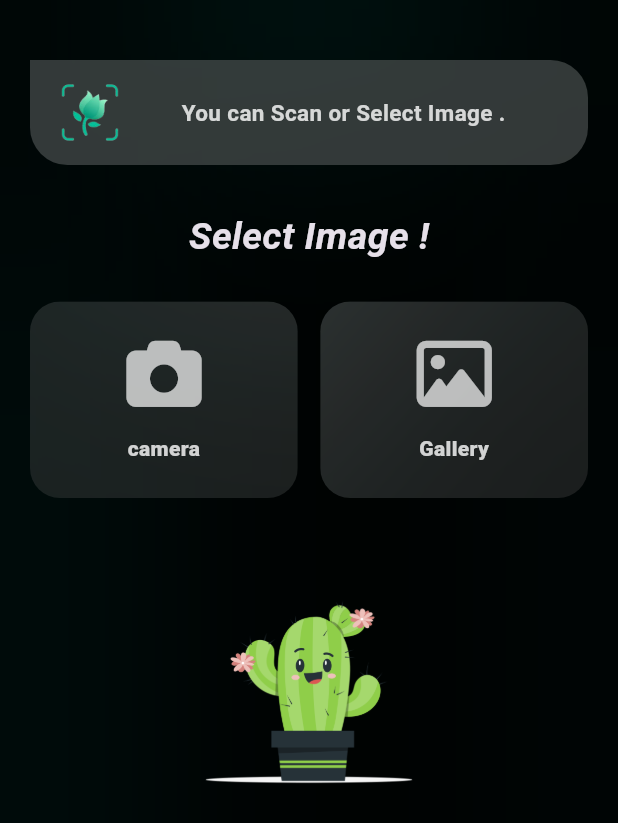
After one commit to Lahlabooo/Dr_Plants, a Flutter app: the AppLayout screen opened by its route, after a tap on "Scan Now", on a phone screen of 412 x 824 dp. The commit adds this screen. Shown: the top 823 px of the screen. Run offline on Flutter 3.47's test engine with Material 3 defaults, Android fonts, the light colour scheme and no system bars; our stand-ins replace carousel_slider, font_awesome_flutter, go_router, smooth_page_indicator.

Commit message:
ScanPage ui done

```diff
--- a/lib/Core/Utils/App_Routers.dart
+++ b/lib/Core/Utils/App_Routers.dart
@@ -1,11 +1,16 @@
+import 'package:flutter/material.dart';
 import 'package:go_router/go_router.dart';
-import 'package:planta/Features/Home_Layout/Presentation/Views/Home_Layout_page.dart';
+import 'package:planta/Core/Widgets/App_Layout.dart';
+import 'package:planta/Core/Widgets/Background_App.dart';
 import 'package:planta/Features/Splash/Presentation/Views/Splash_View.dart';
+
+import '../../Features/Scan/Presentation/Views/Scan_Page.dart';
 
 
 
 abstract class AppRouters {
   static const kHomeLayout = '/HomeLayout';
+  static const kScanPage = '/ScanPage';
   static final routers = GoRouter(routes: [
     GoRoute(
       path: '/',
@@ -13,7 +18,17 @@ abstract class AppRouters {
     ),
     GoRoute(
       path: kHomeLayout,
-      builder:  (context, state) => const HomeLayout(),
+      builder:  (context, state) => const AppLayout(),
+    ),
+    GoRoute(
+        path: kScanPage,
+        builder: (context,state) {
+          return const Scaffold(
+              body:  BackgroundApp(
+                  bodyWidget: ScanPage()
+              ),
+          );
+        },
     ),
   ]);
 }
--- a/lib/Core/Utils/Styles.dart
+++ b/lib/Core/Utils/Styles.dart
@@ -4,7 +4,12 @@ abstract class Styles {
   static const textStyle30 = TextStyle(
     fontSize: 30,
     fontWeight: FontWeight.bold,
-   fontStyle: FontStyle.italic// letterSpacing: 1.6,
+   fontStyle: FontStyle.italic,
+  );
+  static const textStyle25 = TextStyle(
+    fontSize:25,
+    fontWeight: FontWeight.bold,
+    fontStyle: FontStyle.italic,
   );
   static const textStyle20 = TextStyle(
     fontSize: 20,
@@ -16,5 +21,9 @@ abstract class Styles {
       fontSize: 18,
       fontWeight: FontWeight.bold
   );
+  static const textStyle14 = TextStyle(
+    fontWeight: FontWeight.w900,
+    fontSize: 14,
+  );
 
 }
--- /dev/null
+++ b/lib/Core/Widgets/App_Layout.dart
@@ -0,0 +1,43 @@
+
+import 'package:flutter/material.dart';
+
+import 'package:planta/Features/Chat/Presentation/Views/Chat_Page.dart';
+import 'package:planta/Features/Home/Presentation/Views/Home_Page.dart';
+import '../../../../Core/Widgets/App_NavigationBar.dart';
+import '../../../../Core/Widgets/Background_App.dart';
+import '../../Features/Scan/Presentation/Views/Scan_Page.dart';
+
+
+class AppLayout extends StatefulWidget {
+  const AppLayout({super.key});
+
+  @override
+  State<AppLayout> createState() => _HomeLayoutState();
+}
+
+class _HomeLayoutState extends State<AppLayout> {
+  int selectedIndex = 0 ;
+  List homeLayoutBodyWidgets = [
+    const HomePage(),
+    const ScanPage(),
+    const ChatPage(),
+  ];
+
+  @override
+  Widget build(BuildContext context) {
+    return Scaffold(
+        body: BackgroundApp(
+          bodyWidget:
+          homeLayoutBodyWidgets[selectedIndex],
+          navWidget:AppNavigationBar(
+            currentIndex: selectedIndex,
+            onTap: (index){
+              selectedIndex = index ;
+              setState(() {
+              });
+            },
+          ),
+        )
+    );
+  }
+}
--- a/lib/Core/Widgets/App_NavigationBar.dart
+++ b/lib/Core/Widgets/App_NavigationBar.dart
@@ -18,11 +18,15 @@ class AppNavigationBar extends StatelessWidget {
         right: 10,
       ),
       child: GlassBox(
-        color: Colors.lightGreenAccent.withOpacity(.8),
-        borderRadius: 25,
+        borderRadius: BorderRadius.circular(25),// 25,
         x: 10,
         y: 10,
-        widget: BottomNavigationBar(
+        widget: Container(
+          decoration: BoxDecoration(
+            borderRadius: BorderRadius.circular(25),
+            color: Colors.lightGreenAccent.withOpacity(.8),
+          ),
+          child: BottomNavigationBar(
             items: const [
               BottomNavigationBarItem( icon:FaIcon(FontAwesomeIcons.seedling,
                 //size: 30,
@@ -59,6 +63,7 @@ class AppNavigationBar extends StatelessWidget {
             onTap: onTap,
           ),
         ),
+      ),
     );
   }
 }
--- a/lib/Core/Widgets/GlassBox.dart
+++ b/lib/Core/Widgets/GlassBox.dart
@@ -3,29 +3,21 @@ import 'dart:ui';
 import 'package:flutter/cupertino.dart';
 
 class GlassBox extends StatelessWidget {
-  const GlassBox({super.key, required this.borderRadius, required this.x, required this.y, required this.color, required this.widget});
-  final double borderRadius ;
+  const GlassBox({super.key, required this.borderRadius, required this.x, required this.y, required this.widget});
   final double x,y ;
-  final Color color ;
   final Widget widget ;
+  final BorderRadiusGeometry borderRadius ;
   @override
   Widget build(BuildContext context) {
     return  ClipRRect(
-      borderRadius: BorderRadius.circular(borderRadius),
+      borderRadius:borderRadius,
       child: BackdropFilter(
         filter: ImageFilter.blur(
           sigmaY: y,
           sigmaX: x,
           tileMode: TileMode.clamp,
         ),
-        child: Container(
-          decoration: BoxDecoration(
-            color: color,
-            borderRadius: BorderRadius.circular(borderRadius),
-            // border: Border.all(color: c5!.withOpacity(.5),style: BorderStyle.solid,width: 1),
-          ),
-          child: widget,
-        ),
+        child:widget,
       ),
     );
   }
--- a/lib/Features/Chat/Presentation/Views/Chat_Page.dart
+++ b/lib/Features/Chat/Presentation/Views/Chat_Page.dart
@@ -1,14 +1,13 @@
 import 'package:flutter/cupertino.dart';
+import 'package:planta/Features/Chat/Presentation/Views/Widgets/Chat_Body.dart';
 
-import '../../../../Core/Utils/Styles.dart';
 
 class ChatPage extends StatelessWidget {
   const ChatPage({super.key});
 
   @override
   Widget build(BuildContext context) {
-    return const Center(
-      child: Text("ChatPage",style: Styles.textStyle30,),
-    );
+    return const ChatBody();
+
   }
 }
--- /dev/null
+++ b/lib/Features/Chat/Presentation/Views/Widgets/Chat_Body.dart
@@ -0,0 +1,14 @@
+import 'package:flutter/cupertino.dart';
+
+class ChatBody extends StatelessWidget {
+  const ChatBody({super.key});
+
+  @override
+  Widget build(BuildContext context) {
+    return const Column(
+      children: [
+
+      ],
+    );
+  }
+}
--- a/lib/Features/Home/Data/Models/Category_Model.dart
+++ b/lib/Features/Home/Data/Models/Category_Model.dart
@@ -59,7 +59,6 @@ class CategoryModel {
 
     for (var item in _categoryDataMap) {
       data.add(CategoryModel.fromJson(item));
-      print(item);
     }
     return data;
   }
--- a/lib/Features/Home/Presentation/Views/Widgets/Category_Gridel_List.dart
+++ b/lib/Features/Home/Presentation/Views/Widgets/Category_Gridel_List.dart
@@ -8,7 +8,7 @@ class CategoryList extends StatelessWidget {
   @override
   Widget build(BuildContext context) {
     return   SizedBox(
-      height: MediaQuery.of(context).size.height *.4,
+      height: MediaQuery.of(context).size.height *.5,
       child: GridView.builder(
         gridDelegate:
         const SliverGridDelegateWithFixedCrossAxisCount(
--- a/lib/Features/Home/Presentation/Views/Widgets/Home_Button.dart
+++ b/lib/Features/Home/Presentation/Views/Widgets/Home_Button.dart
@@ -1,4 +1,6 @@
 import 'package:flutter/material.dart';
+import 'package:go_router/go_router.dart';
+import 'package:planta/Core/Utils/App_Routers.dart';
 
 import '../../../../../Core/Utils/Styles.dart';
 
@@ -8,6 +10,10 @@ class HomeButton extends StatelessWidget {
   @override
   Widget build(BuildContext context) {
     return  Center(
+      child: GestureDetector(
+        onTap: (){
+          GoRouter.of(context).push(AppRouters.kScanPage);
+        },
         child: Container(
           decoration: BoxDecoration(
               gradient:const LinearGradient(
@@ -16,7 +22,6 @@ class HomeButton extends StatelessWidget {
                 colors: [
                   Colors.lime,
                   Colors.green,
-
                 ],
               ),
               borderRadius: BorderRadiusDirectional.circular(20.0)
@@ -31,6 +36,7 @@ class HomeButton extends StatelessWidget {
           ),
 
         ),
+      ),
     );
   }
 }
--- a/lib/Features/Home/Presentation/Views/Widgets/Home_body.dart
+++ b/lib/Features/Home/Presentation/Views/Widgets/Home_body.dart
@@ -28,7 +28,7 @@ class HomeBody extends StatelessWidget {
               color: Colors.white,
               thickness: .3 ,),
              SizedBox(height: 15,),
-             Text("Category.. ",style: Styles.textStyle30,),
+             Text(" Category",style: Styles.textStyle30,),
             SizedBox(height: 10,),
             CategoryList(),
 
--- a/lib/Features/Home_Layout/Presentation/Views/Home_Layout_page.dart
+++ /dev/null
@@ -1,44 +0,0 @@
-
-import 'package:flutter/material.dart';
-import 'package:planta/Features/Scan/Presentation/Views/Scan_Page.dart';
-import 'package:planta/Features/Chat/Presentation/Views/Chat_Page.dart';
-import 'package:planta/Features/Home/Presentation/Views/Home_Page.dart';
-import '../../../../Core/Widgets/App_NavigationBar.dart';
-import '../../../../Core/Widgets/Background_App.dart';
-import 'Widgets/HomeLayout_Body.dart';
-
-class HomeLayout extends StatefulWidget {
-  const HomeLayout({super.key});
-
-  @override
-  State<HomeLayout> createState() => _HomeLayoutState();
-}
-
-class _HomeLayoutState extends State<HomeLayout> {
- int selectedIndex = 0 ;
- List homeLayoutBodyWidgets = [
-   const HomePage(),
-   const CameraPage(),
-   const ChatPage(),
- ];
-
-  @override
-  Widget build(BuildContext context) {
-    return Scaffold(
-      body: BackgroundApp(
-        bodyWidget: HomeLayoutBody(
-          widgetBody: homeLayoutBodyWidgets[selectedIndex],
-
-        ),
-        navWidget:AppNavigationBar(
-      currentIndex: selectedIndex,
-      onTap: (index){
-        selectedIndex = index ;
-        setState(() {
-        });
-      },
-    ),
-      )
-    );
-  }
-}
--- a/lib/Features/Home_Layout/Presentation/Views/Widgets/HomeLayout_Body.dart
+++ /dev/null
@@ -1,10 +0,0 @@
-import 'package:flutter/cupertino.dart';
-
-class HomeLayoutBody extends StatelessWidget {
-  const HomeLayoutBody({super.key, required this.widgetBody});
-  final Widget widgetBody ;
-  @override
-  Widget build(BuildContext context) {
-    return  widgetBody;
-  }
-}
--- a/lib/Features/Scan/Presentation/Views/Scan_Page.dart
+++ b/lib/Features/Scan/Presentation/Views/Scan_Page.dart
@@ -1,14 +1,10 @@
-import 'package:flutter/cupertino.dart';
-
-import '../../../../Core/Utils/Styles.dart';
-
-class CameraPage extends StatelessWidget {
-  const CameraPage({super.key});
+import 'package:flutter/material.dart';
+import 'package:planta/Features/Scan/Presentation/Views/Widgets/Scan_Body.dart';
+class ScanPage extends StatelessWidget {
+  const ScanPage({super.key});
 
   @override
   Widget build(BuildContext context) {
-    return const Center(
-      child: Text("CameraPage",style: Styles.textStyle30,),
-    );
+    return const ScanBody();
   }
 }
--- /dev/null
+++ b/lib/Features/Scan/Presentation/Views/Widgets/Scan_AppBar.dart
@@ -0,0 +1,51 @@
+import 'package:flutter/cupertino.dart';
+import 'package:flutter/material.dart';
+
+import '../../../../../Core/Utils/Styles.dart';
+import '../../../../../Core/Widgets/GlassBox.dart';
+
+class ScanAppBar extends StatelessWidget {
+  const ScanAppBar({super.key});
+
+  @override
+  Widget build(BuildContext context) {
+    return GlassBox(
+      y: 100,
+      x:100 ,
+      borderRadius: const BorderRadius.only(
+        bottomLeft: Radius.circular(25),
+        bottomRight: Radius.circular(25),
+        topLeft: Radius.circular(0),
+        topRight: Radius.circular(25),
+      ),
+      widget: Container(
+        color: Colors.white.withOpacity(.2),
+        child: Padding(
+          padding: const EdgeInsets.all(15.0),
+          child: Row(
+            children: [
+              SizedBox(
+                child: Image.asset(
+                  'assets/images/plant_scan.png',
+                  height: 40,
+                  width: 50,
+                  fit: BoxFit.cover,
+                ),
+              ),
+              const Spacer(),
+              Text(
+                'You can Scan or Select Image . ',
+                style: Styles.textStyle15.copyWith(
+                  color: Colors.white.withOpacity(.8),
+                  fontWeight: FontWeight.bold
+                ),
+              ),
+              const Spacer(),
+
+            ],
+          ),
+        ),
+      ),
+    );
+  }
+}
--- /dev/null
+++ b/lib/Features/Scan/Presentation/Views/Widgets/Scan_Body.dart
@@ -0,0 +1,41 @@
+
+import 'package:flutter/cupertino.dart';
+import 'package:flutter/material.dart';
+import 'package:planta/Core/Utils/Styles.dart';
+import 'Scan_AppBar.dart';
+import 'Scan_PickImage_Section.dart';
+
+class ScanBody extends StatelessWidget {
+  const ScanBody({super.key});
+
+  @override
+  Widget build(BuildContext context) {
+    return  Padding(
+      padding: const EdgeInsets.symmetric(horizontal: 20.0),
+      child: Column(
+        children: [
+          const SizedBox(height: 40,),
+          const ScanAppBar(),
+          const SizedBox(height: 30,),
+          const Text('Select Image !',style: Styles.textStyle25,),
+          const SizedBox(height: 25,),
+          const ScanPickImageSection(),
+          const  SizedBox(height: 40,),
+          SizedBox(
+            height: MediaQuery.of(context).size.height*.2,
+            child: AspectRatio(
+              aspectRatio: 1,
+              child: ClipRRect(
+                borderRadius: BorderRadius.circular(25),
+                child: Image.asset(
+                  'assets/images/2.png',
+                  fit: BoxFit.cover,
+                ),
+              ),
+            ),
+          ),
+        ],
+      ),
+    );
+  }
+}
--- /dev/null
+++ b/lib/Features/Scan/Presentation/Views/Widgets/Scan_PickImage_Section.dart
@@ -0,0 +1,19 @@
+import 'package:flutter/cupertino.dart';
+import 'package:font_awesome_flutter/font_awesome_flutter.dart';
+import 'Scan_PickImage_Section_Item.dart';
+
+class ScanPickImageSection extends StatelessWidget {
+  const ScanPickImageSection({super.key});
+
+  @override
+  Widget build(BuildContext context) {
+    return const Row(
+      children: [
+        ScanPickImageSectionItem(icon: FontAwesomeIcons.camera, title: 'camera',),
+        SizedBox(width: 15,),
+        ScanPickImageSectionItem(icon: FontAwesomeIcons.image, title: 'Gallery',),
+
+      ],
+    );
+  }
+}
--- /dev/null
+++ b/lib/Features/Scan/Presentation/Views/Widgets/Scan_PickImage_Section_Item.dart
@@ -0,0 +1,49 @@
+import 'package:flutter/material.dart';
+import 'package:font_awesome_flutter/font_awesome_flutter.dart';
+
+import '../../../../../Core/Utils/Styles.dart';
+import '../../../../../Core/Widgets/GlassBox.dart';
+
+class ScanPickImageSectionItem extends StatelessWidget {
+  const ScanPickImageSectionItem({super.key, this.onTap, required this.icon, required this.title});
+  final void Function()? onTap ;
+  final IconData icon ;
+  final String title ;
+  @override
+  Widget build(BuildContext context) {
+    return   Expanded(
+      child: GestureDetector(
+        onTap: onTap,
+        child: GlassBox(
+            widget: Container(
+              color: Colors.white.withOpacity(.1),
+              child: Padding(
+                padding: const EdgeInsets.all(8.0),
+                child: Column(
+                  mainAxisAlignment:
+                  MainAxisAlignment.spaceEvenly,
+                  children: [
+                    const SizedBox(height: 15),
+                    FaIcon(
+                      icon,
+                      size: 50,
+                      color: Colors.white.withOpacity(.7),),
+                    const SizedBox(height: 15,),
+                    Text(
+                        title,
+                        style: Styles.textStyle14.copyWith(
+                          color: Colors.white.withOpacity(.8),)
+                    ),
+                    const SizedBox(height: 15,),
+                  ],
+                ),
+              ),
+            ),
+            borderRadius: BorderRadius.circular(20),
+            x: 100,
+            y: 100
+        ),
+      ),
+    );
+  }
+}
```
Also changed, not shown: assets/images/plant_scan.png (added). Lines whose indentation alone changed are shown as unchanged.
